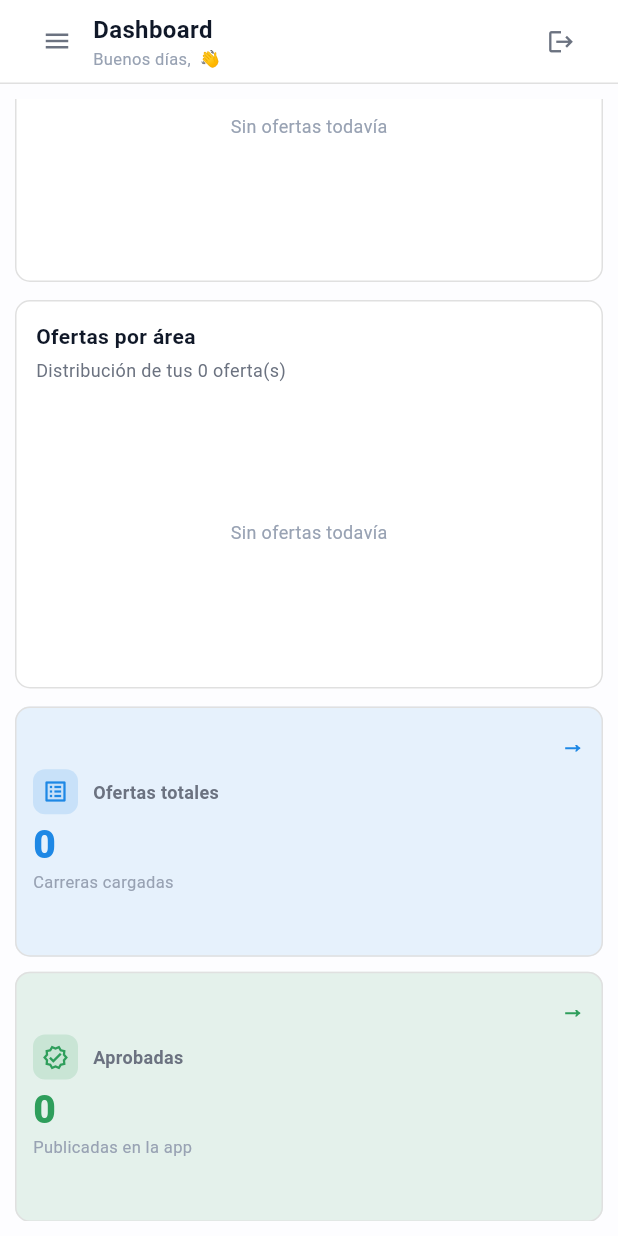
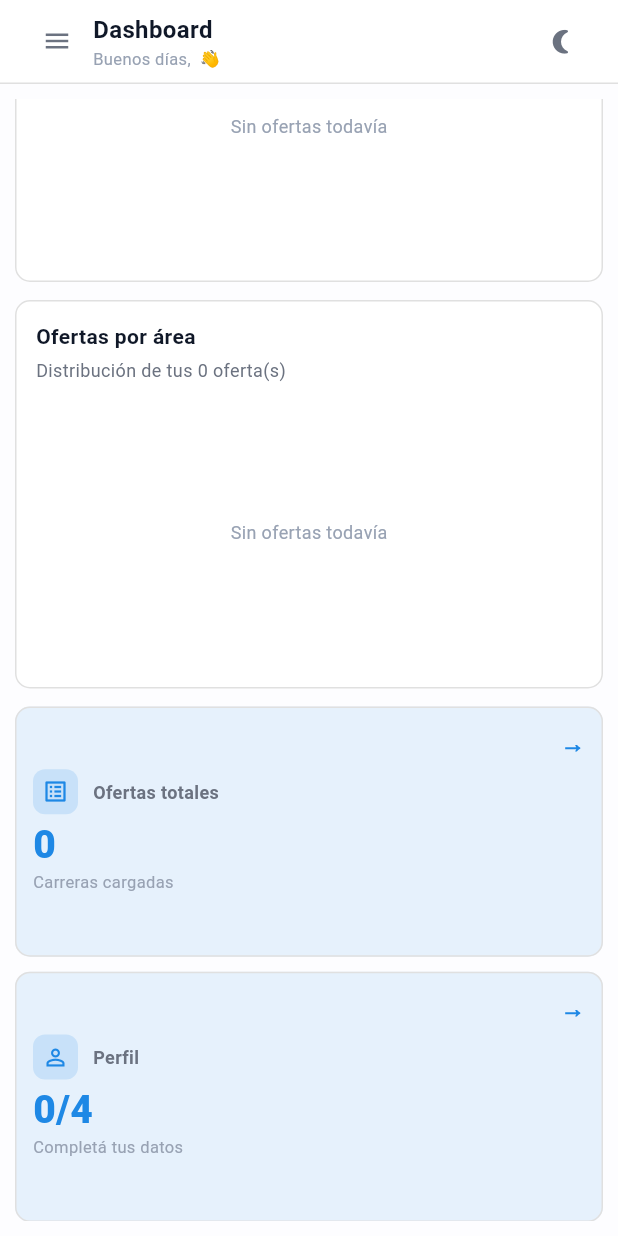
Before and after one commit to MVQuinteros/PanelCursarInstitucion, a Flutter app: the InstitucionDashboardScreen screen opened by its route, scrolled down 289 dp, on a phone screen of 412 x 824 dp. Run offline on Flutter 3.47's test engine with Material 3 defaults, Android fonts, the phone set to English and light mode, and no system bars; our stand-ins replace cloud_firestore, file_picker, firebase_auth, firebase_core, firebase_storage, fl_chart and 1 more; accounts and stored records are empty.

Commit message:
feat(dashboard+topbar): solo tarjetas de ofertas y perfil, sin acciones rápidas; modo oscuro/claro (sol/luna) en topbar; se quita logout del topbar y FAB redundante

```diff
--- /dev/null
+++ b/lib/core/theme/theme_controller.dart
@@ -0,0 +1,25 @@
+import 'package:flutter/material.dart';
+
+/// Controlador global del modo claro/oscuro del panel.
+///
+/// Sin dependencias: un `ValueNotifier` simple que `MaterialApp` escucha
+/// (en `main.dart`) para reconstruir el árbol con el tema elegido.
+/// El botón del topbar alterna el modo con [alternar].
+class ThemeController {
+  ThemeController._();
+
+  /// Modo actual de la aplicación (arranca en claro).
+  static final ValueNotifier<ThemeMode> modo = ValueNotifier<ThemeMode>(
+    ThemeMode.light,
+  );
+
+  /// Tema activo.
+  static ThemeMode get actual => modo.value;
+
+  /// Cambia entre modo claro y oscuro.
+  static void alternar() {
+    modo.value = modo.value == ThemeMode.dark
+        ? ThemeMode.light
+        : ThemeMode.dark;
+  }
+}
--- a/lib/screens/institucion_dashboard_screen.dart
+++ b/lib/screens/institucion_dashboard_screen.dart
@@ -22,7 +22,6 @@ class InstitucionDashboardScreen extends StatelessWidget {
 
   @override
   Widget build(BuildContext context) {
-    final p = context.palette;
     final sesion = AuthService.instance.sesion;
     final instUid = sesion?.institucionUid ?? '';
 
@@ -46,55 +45,9 @@ class InstitucionDashboardScreen extends StatelessWidget {
           _GraficasSection(institucionUid: instUid),
           const SizedBox(height: 12),
           _StatsGrid(
-            sesion: sesion,
             institucionUid: instUid,
             onTapOfertas: () => GoRouter.of(context).go('/institucion/ofertas'),
             onTapPerfil: () => GoRouter.of(context).go('/institucion/perfil'),
-          ),
-          const SizedBox(height: 20),
-          Text(
-            'Acciones rápidas',
-            style: TextStyle(
-              color: p.textPrimary,
-              fontSize: AppTokens.lg,
-              fontWeight: FontWeight.w700,
-            ),
-          ),
-          const SizedBox(height: 10),
-          Row(
-            children: [
-              Expanded(
-                child: _AccionCard(
-                  titulo: 'Nueva oferta',
-                  subtitulo: 'Crear una oferta académica',
-                  icono: Icons.add_circle_outline,
-                  color: p.accent,
-                  onTap: () =>
-                      GoRouter.of(context).go('/institucion/ofertas/nueva'),
-                ),
-              ),
-              const SizedBox(width: 12),
-              Expanded(
-                child: _AccionCard(
-                  titulo: 'Ver ofertas',
-                  subtitulo: 'Listado de ofertas cargadas',
-                  icono: Icons.work_outline,
-                  color: p.accent,
-                  onTap: () => GoRouter.of(context).go('/institucion/ofertas'),
-                ),
-              ),
-            ],
-          ),
-          const SizedBox(height: 12),
-          SizedBox(
-            width: double.infinity,
-            child: _AccionCard(
-              titulo: 'Mi perfil',
-              subtitulo: 'Editar datos y ubicación de la institución',
-              icono: Icons.person_outline,
-              color: p.textSecondary,
-              onTap: () => GoRouter.of(context).go('/institucion/perfil'),
-            ),
           ),
         ],
       ),
@@ -152,13 +105,11 @@ class _WelcomeCard extends StatelessWidget {
 
 /// Grid de tarjetas de estadísticas (responsive: 3 / 2 / 1 columnas).
 class _StatsGrid extends StatelessWidget {
-  final SesionInstitucion? sesion;
   final String institucionUid;
   final VoidCallback onTapOfertas;
   final VoidCallback onTapPerfil;
 
   const _StatsGrid({
-    required this.sesion,
     required this.institucionUid,
     required this.onTapOfertas,
     required this.onTapPerfil,
@@ -182,10 +133,6 @@ class _StatsGrid extends StatelessWidget {
               : Stream.value(const <OfertaModel>[]),
           builder: (context, snapshot) {
             final ofertas = snapshot.data ?? const <OfertaModel>[];
-            final aprobadas = ofertas.where((o) => o.estaAprobada).length;
-            final pendientes = ofertas.length - aprobadas;
-            final activas = ofertas.where((o) => o.estaActiva).length;
-            final inactivas = ofertas.length - activas;
 
             final cards = <_StatSpec>[
               _StatSpec(
@@ -195,48 +142,6 @@ class _StatsGrid extends StatelessWidget {
                 sub: 'Carreras cargadas',
                 icon: Icons.list_alt,
                 onTap: onTapOfertas,
-              ),
-              _StatSpec(
-                label: 'Aprobadas',
-                value: '$aprobadas',
-                tone: Tone.success,
-                sub: 'Publicadas en la app',
-                icon: Icons.verified_outlined,
-                onTap: onTapOfertas,
-              ),
-              _StatSpec(
-                label: 'Pendientes',
-                value: '$pendientes',
-                tone: Tone.warning,
-                sub: 'Esperando aprobación',
-                icon: Icons.schedule,
-                onTap: onTapOfertas,
-              ),
-              _StatSpec(
-                label: 'Activas',
-                value: '$activas',
-                tone: Tone.purple,
-                sub: 'Visibles en el portal',
-                icon: Icons.visibility_outlined,
-                onTap: onTapOfertas,
-              ),
-              _StatSpec(
-                label: 'Inactivas',
-                value: '$inactivas',
-                tone: Tone.neutral,
-                sub: 'Dadas de baja',
-                icon: Icons.block,
-                onTap: onTapOfertas,
-              ),
-              _StatSpec(
-                label: 'Estado',
-                value: '',
-                tone: sesion?.aprobada == true ? Tone.success : Tone.warning,
-                sub: (sesion?.estadoInstitucion ?? 'pendiente').toUpperCase(),
-                icon: sesion?.aprobada == true
-                    ? Icons.check_circle_outline
-                    : Icons.hourglass_top,
-                onTap: onTapPerfil,
               ),
               _StatSpec(
                 label: 'Perfil',
@@ -431,48 +336,6 @@ class _StatCardItem extends StatelessWidget {
             ],
           ),
         ),
-      ),
-    );
-  }
-}
-
-/// Tarjeta de acción rápida.
-class _AccionCard extends StatelessWidget {
-  final String titulo;
-  final String subtitulo;
-  final IconData icono;
-  final Color color;
-  final VoidCallback onTap;
-
-  const _AccionCard({
-    required this.titulo,
-    required this.subtitulo,
-    required this.icono,
-    required this.color,
-    required this.onTap,
-  });
-
-  @override
-  Widget build(BuildContext context) {
-    final p = context.palette;
-    return Card(
-      color: p.bgSurface,
-      child: ListTile(
-        leading: Container(
-          padding: const EdgeInsets.all(8),
-          decoration: BoxDecoration(
-            color: color.withValues(alpha: 0.1),
-            borderRadius: BorderRadius.circular(10),
-          ),
-          child: Icon(icono, color: color, size: 24),
-        ),
-        title: Text(
-          titulo,
-          style: TextStyle(color: p.textPrimary, fontWeight: FontWeight.bold),
-        ),
-        subtitle: Text(subtitulo, style: TextStyle(color: p.textSecondary)),
-        trailing: const Icon(Icons.chevron_right),
-        onTap: onTap,
       ),
     );
   }
--- a/lib/widgets/institucion_layout.dart
+++ b/lib/widgets/institucion_layout.dart
@@ -4,6 +4,7 @@ import 'package:go_router/go_router.dart';
 import '../core/theme/cursar_theme.dart';
 import '../core/theme/cursar_palette.dart';
 import '../core/theme/cursar_tone.dart';
+import '../core/theme/theme_controller.dart';
 import '../models/sesion_institucion.dart';
 import '../services/auth_service.dart';
 
@@ -309,14 +310,23 @@ class _InstitucionLayoutState extends State<InstitucionLayout> {
                         ),
                       ),
                       const SizedBox(width: 12),
-                      IconButton(
-                        onPressed: () async {
-                          await auth.cerrarSesion();
-                          if (mounted) GoRouter.of(context).go('/login');
+                      // Modo claro/oscuro (sol / luna).
+                      ValueListenableBuilder<ThemeMode>(
+                        valueListenable: ThemeController.modo,
+                        builder: (context, mode, _) {
+                          final oscuro = mode == ThemeMode.dark;
+                          return IconButton(
+                            onPressed: ThemeController.alternar,
+                            icon: Icon(
+                              oscuro
+                                  ? Icons.wb_sunny_rounded
+                                  : Icons.nightlight_round,
+                              size: 19,
+                            ),
+                            color: p.textSecondary,
+                            tooltip: oscuro ? 'Modo claro' : 'Modo oscuro',
+                          );
                         },
-                        icon: const Icon(Icons.logout, size: 19),
-                        color: p.textSecondary,
-                        tooltip: 'Cerrar sesión',
                       ),
                     ],
                   ),
@@ -337,13 +347,6 @@ class _InstitucionLayoutState extends State<InstitucionLayout> {
           ),
         ],
       ),
-      floatingActionButton: location == '/institucion/ofertas'
-          ? FloatingActionButton(
-              onPressed: () =>
-                  GoRouter.of(context).go('/institucion/ofertas/nueva'),
-              child: const Icon(Icons.add),
-            )
-          : null,
     );
   }
 
```
Also changed, not shown: lib/main.dart (+13 -6 lines).
